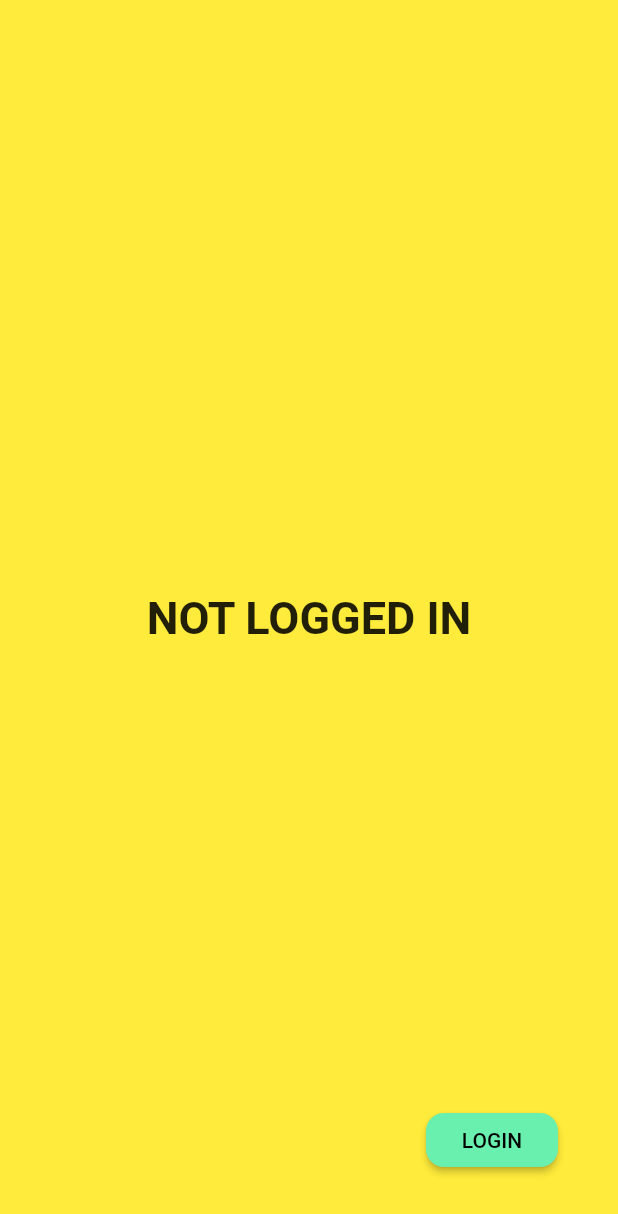
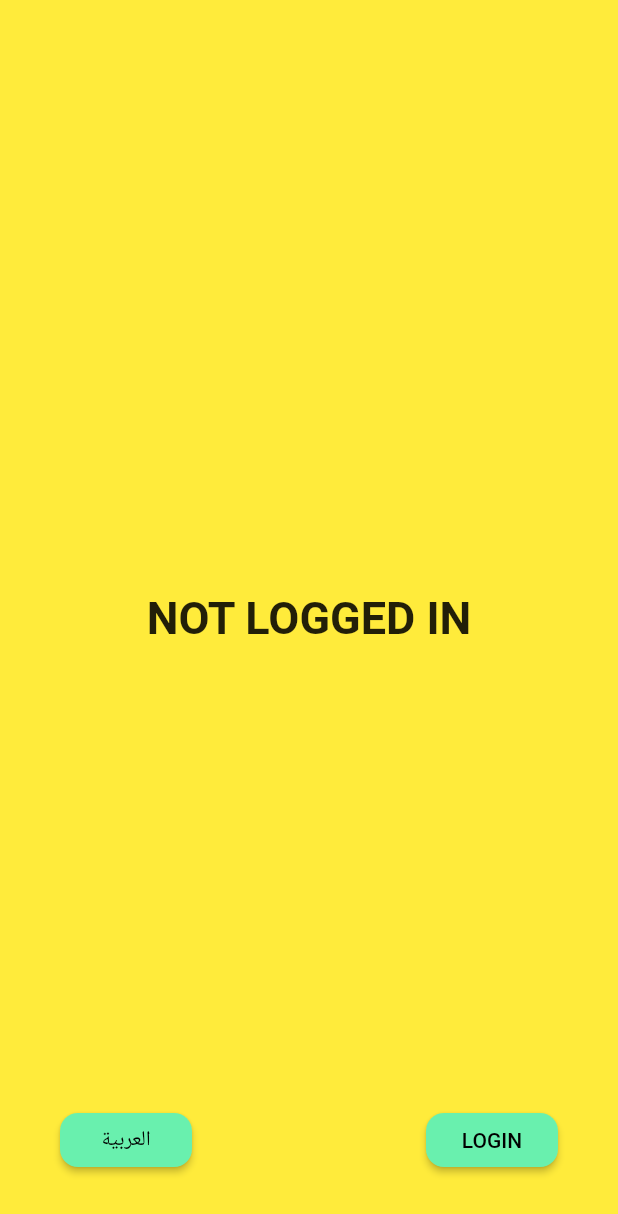
Before and after one commit to Nagy25/flutter_kortobaa_test, a Flutter app: the screen it shows after launch, on a phone screen of 412 x 824 dp. Shown: the top 1214 px of the screen. Run offline on Flutter 3.47's test engine with Material 2 defaults, Android fonts, the phone set to English and light mode, and no system bars; our stand-ins replace flutter_translate, shared_preferences; generated files the repository leaves out were written again.

Commit message:
translate complete ar and en

```diff
--- a/lib/main.dart
+++ b/lib/main.dart
@@ -1,11 +1,18 @@
+
+
 import 'package:flutter/material.dart';
-import 'package:flutter_kortobaa_test/themes/theme.dart';
+import 'package:flutter_localizations/flutter_localizations.dart';
 import 'package:provider/provider.dart';
-
 import 'blocs/providers/user_view_model.dart';
 import 'blocs/repositories/user_repository.dart';
+import 'helpers/locale_preferences.dart';
 import 'ui/screens/home_screen/home_screen.dart';
 import 'package:shared_preferences/shared_preferences.dart';
+import 'package:flutter_translate/localization_provider.dart';
+import 'package:flutter_translate/flutter_translate.dart';
+import 'package:flutter_translate/localization_delegate.dart';
+
+
 
 Future<void> main() async {
   WidgetsFlutterBinding.ensureInitialized();
@@ -16,15 +23,40 @@ Future<void> main() async {
 
   await userViewModel.init();
 
-  runApp(MultiProvider(
-      providers: [
-        ChangeNotifierProvider<UserViewModel>.value(value: userViewModel),
-      ],
+  final delegate = await LocalizationDelegate.create(
+      fallbackLocale: 'ar',
+      supportedLocales: ['ar', 'en'],
+      preferences: LocalePreferences());
+
+  runApp(LocalizedApp(delegate,MultiProvider(
+    providers: [
+      ChangeNotifierProvider<UserViewModel>.value(value: userViewModel),
+    ],
+      child: MyApp())));
+}
+
+class MyApp extends StatelessWidget {
+  @override
+  Widget build(BuildContext context) {
+    var localizationDelegate = LocalizedApp.of(context).delegate;
+    return LocalizationProvider(
+      state: LocalizationProvider.of(context).state,
       child: MaterialApp(
+        localizationsDelegates: [
+          GlobalMaterialLocalizations.delegate,
+          GlobalWidgetsLocalizations.delegate,
+          GlobalCupertinoLocalizations.delegate,
+          localizationDelegate
+
+        ],
+        supportedLocales: localizationDelegate.supportedLocales,
+        locale: localizationDelegate.currentLocale,
         title: 'Test Kortobaa',
         theme: ThemeData(
           primarySwatch: Colors.blue,
         ),
         home: HomeScreen(),
-      )));
+      ),
+    );
+  }
 }
--- a/lib/ui/screens/home_screen/home_screen.dart
+++ b/lib/ui/screens/home_screen/home_screen.dart
@@ -1,11 +1,22 @@
 import 'package:flutter/material.dart';
 import 'package:flutter_kortobaa_test/blocs/providers/user_view_model.dart';
+import 'package:flutter_translate/flutter_translate.dart';
+import 'package:flutter_translate/localized_app.dart';
 import 'package:provider/provider.dart';
 
-class HomeScreen extends StatelessWidget {
+class HomeScreen extends StatefulWidget {
+
+  @override
+  _HomeScreenState createState() => _HomeScreenState();
+}
+
+class _HomeScreenState extends State<HomeScreen> {
+  var userViewModel;
+
   @override
   Widget build(BuildContext context) {
-    final userViewModel = Provider.of<UserViewModel>(context);
+     userViewModel = Provider.of<UserViewModel>(context);
+    var localizationDelegate = LocalizedApp.of(context).delegate;
     return Scaffold(
       body: Container(
         color: userViewModel.isLoggedIn ? Colors.greenAccent : Colors.yellow,
@@ -13,15 +24,51 @@ class HomeScreen extends StatelessWidget {
           Center(
               child: Text(
                 userViewModel.isLoggedIn
-                    ? "Welcome ${userViewModel.name}"
-                    : 'NOT LOGGED IN',
+                    ? translate("welcome")+" ${userViewModel.name}"
+                    : translate('not_logged'),
                 style: TextStyle(fontWeight: FontWeight.bold, fontSize: 30),
               )),
           Align(
             alignment: Alignment.bottomRight,
             child: Container(
               padding: EdgeInsets.all(40),
-              child: RaisedButton(
+              child: Row(
+                textDirection: TextDirection.ltr,
+                children: [
+                  _langBtn() ,
+
+                  Spacer(),
+
+                  _loginBtn(),
+                ],
+              ),
+            ),
+          )
+        ]),
+      ),
+    );
+  }
+
+  Widget _langBtn(){
+    return RaisedButton(
+      color: !userViewModel.isLoggedIn
+          ? Colors.greenAccent
+          : Colors.yellow,
+      elevation: 2,
+      shape: RoundedRectangleBorder(
+          borderRadius: BorderRadius.circular(12.0)),
+      child: Text(
+        translate("lang"),
+        style: TextStyle(color: Colors.black),
+      ),
+      onPressed: () async {
+        changeLocale(context, translate('reverse'));
+      },
+    );
+  }
+
+  Widget _loginBtn(){
+    return RaisedButton(
       color: !userViewModel.isLoggedIn
           ? Colors.greenAccent
           : Colors.yellow,
@@ -37,11 +84,6 @@ class HomeScreen extends StatelessWidget {
             ? await userViewModel.logout()
             : await userViewModel.login();
       },
-              ),
-            ),
-          )
-        ]),
-      ),
     );
   }
 }
--- a/pubspec.yaml
+++ b/pubspec.yaml
@@ -22,6 +22,8 @@ environment:
 
 dependencies:
   flutter:
+    sdk: flutter
+  flutter_localizations:
     sdk: flutter
 
 
@@ -56,6 +58,7 @@ flutter:
 
   assets:
     - assets/images/
+    - assets/i18n/
 
   # To add assets to your application, add an assets section, like this:
   # assets:
```
Also changed, not shown: assets/i18n/ar.json (+5 -2 lines), assets/i18n/en.json (+5 -2 lines), lib/helpers/locale_preferences.dart (added, +24 -0 lines), lib/helpers/shared_preferences_keys.dart (+1 -9 lines), pubspec.lock. Lines whose indentation alone changed are shown as unchanged.
